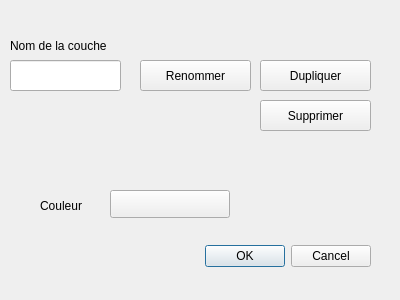
Qt form frontend/ui/dialogLayerManagement.ui (ENSG-TSI25/Projet-SIGm4) before a commit.
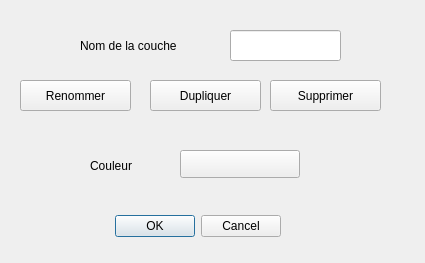
The same form after that commit. Custom widgets are drawn as their Qt base class.

Commit message: gestionnaire de couches (couleur, dupliquer, supprimer)

What changed in the file:
```diff
--- a/frontend/ui/dialogLayerManagement.ui
+++ b/frontend/ui/dialogLayerManagement.ui
@@ -6,8 +6,8 @@
    <rect>
     <x>0</x>
     <y>0</y>
-    <width>400</width>
-    <height>300</height>
+    <width>425</width>
+    <height>263</height>
    </rect>
   </property>
   <property name="windowTitle">
@@ -16,9 +16,9 @@
   <widget class="QDialogButtonBox" name="buttonBox">
    <property name="geometry">
     <rect>
-     <x>30</x>
-     <y>240</y>
-     <width>341</width>
+     <x>90</x>
+     <y>210</y>
+     <width>191</width>
      <height>32</height>
     </rect>
    </property>
@@ -32,8 +32,8 @@
   <widget class="QLineEdit" name="lineEdit">
    <property name="geometry">
     <rect>
-     <x>10</x>
-     <y>60</y>
+     <x>230</x>
+     <y>30</y>
      <width>111</width>
      <height>31</height>
     </rect>
@@ -45,8 +45,8 @@
   <widget class="QPushButton" name="buttonRename">
    <property name="geometry">
     <rect>
-     <x>140</x>
-     <y>60</y>
+     <x>20</x>
+     <y>80</y>
      <width>111</width>
      <height>31</height>
     </rect>
@@ -58,8 +58,8 @@
   <widget class="QPushButton" name="buttonDuplicate">
    <property name="geometry">
     <rect>
-     <x>260</x>
-     <y>60</y>
+     <x>150</x>
+     <y>80</y>
      <width>111</width>
      <height>31</height>
     </rect>
@@ -71,8 +71,8 @@
   <widget class="QPushButton" name="buttonDelete">
    <property name="geometry">
     <rect>
-     <x>260</x>
-     <y>100</y>
+     <x>270</x>
+     <y>80</y>
      <width>111</width>
      <height>31</height>
     </rect>
@@ -84,7 +84,7 @@
   <widget class="QLabel" name="label">
    <property name="geometry">
     <rect>
-     <x>10</x>
+     <x>80</x>
      <y>30</y>
      <width>131</width>
      <height>31</height>
@@ -97,8 +97,8 @@
   <widget class="QgsColorButton" name="mColorButton">
    <property name="geometry">
     <rect>
-     <x>110</x>
-     <y>190</y>
+     <x>180</x>
+     <y>150</y>
      <width>120</width>
      <height>28</height>
     </rect>
@@ -114,8 +114,8 @@
   <widget class="QLabel" name="label_2">
    <property name="geometry">
     <rect>
-     <x>40</x>
-     <y>190</y>
+     <x>90</x>
+     <y>150</y>
      <width>67</width>
      <height>31</height>
     </rect>
```
The commit also changes 1 other file.
